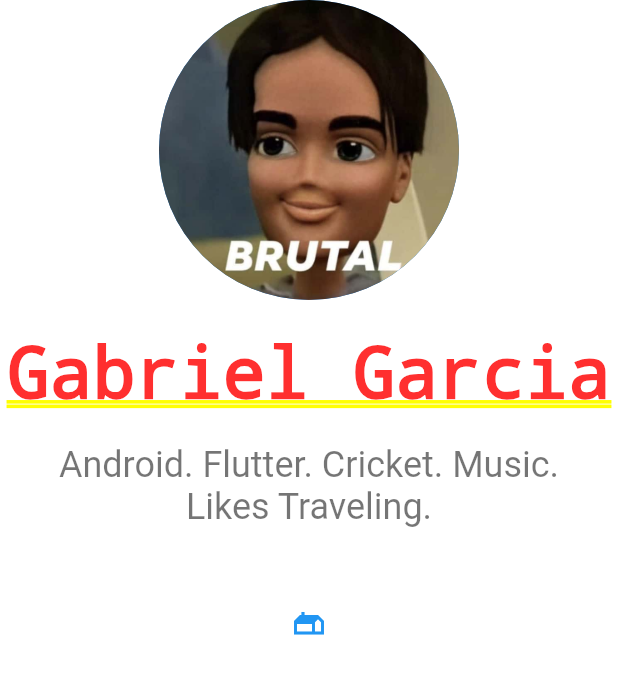
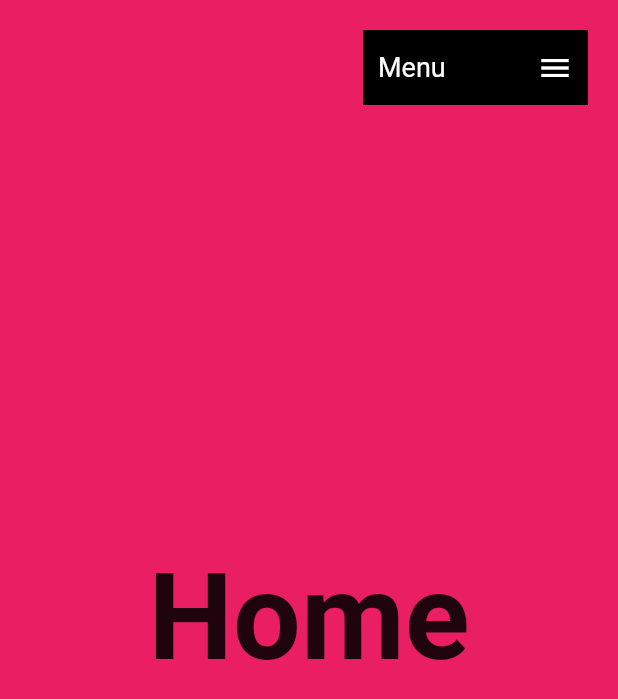
Before and after one commit to GbrielGarcia/web_responsive, a Flutter app: the screen it shows after launch, on a phone screen of 412 x 824 dp. Shown: the top 699 px of the screen. Run offline on Flutter 3.47's test engine with Material 2 defaults, Android fonts, the phone set to English and light mode, and no system bars; our stand-ins replace animated_splash_screen, fluro, google_fonts.

Commit message:
flutter web, routes

```diff
--- /dev/null
+++ b/lib/config/assets/assets.dart
@@ -0,0 +1,4 @@
+class Assets {
+  static const splasIcon = 'img/welder.jpg';
+  static const avatar = 'assets/img/avatar.jpg';
+}
--- a/lib/config/utils/routes/routes.dart
+++ b/lib/config/utils/routes/routes.dart
@@ -1,8 +1,13 @@
-import 'package:flutter/material.dart';
-import 'package:web_responsive_ui/pages/about_pages.dart';
+import 'package:fluro/fluro.dart';
+import 'package:web_responsive_ui/config/utils/routes/routes_handlers.dart';
 
-Map<String, WidgetBuilder> getAplicationRoutes() {
-  return <String, WidgetBuilder>{
-    '/': (BuildContext context) => AboutPages(),
-  };
+class Flurorouter{
+  static final FluroRouter router = new FluroRouter();
+
+  static void configureRoutes(){
+    //Rutas
+    router.define('/:page', handler: homeHandler);
+    // 404
+    router.notFoundHandler = homeHandler;
+  }
 }
--- /dev/null
+++ b/lib/config/utils/routes/routes_handlers.dart
@@ -0,0 +1,6 @@
+import 'package:fluro/fluro.dart';
+import 'package:web_responsive_ui/pages/home/home.dart';
+
+final homeHandler = Handler(handlerFunc: (context, params) {
+  return HomePage();
+});
--- a/lib/main.dart
+++ b/lib/main.dart
@@ -4,14 +4,27 @@ import 'config/utils/routes/routes.dart';
 
 void main() => runApp(MyApp());
 
-class MyApp extends StatelessWidget {
+class MyApp extends StatefulWidget {
+  @override
+  _MyAppState createState() => _MyAppState();
+}
+
+class _MyAppState extends State<MyApp> {
+
+  @override
+  void initState() {
+    // TODO: implement initState
+    super.initState();
+    Flurorouter.configureRoutes();
+  }
+
   @override
   Widget build(BuildContext context) {
     return MaterialApp(
       title: 'Material App',
       debugShowCheckedModeBanner: false,
-      initialRoute: '/',
-      routes: getAplicationRoutes(),
+      initialRoute: '/home',
+      onGenerateRoute: Flurorouter.router.generator,
     );
   }
 }
--- a/lib/pages/about_pages.dart
+++ /dev/null
@@ -1,56 +0,0 @@
-import 'package:flutter/material.dart';
-
-class AboutPages extends StatefulWidget {
-  const AboutPages({Key? key}) : super(key: key);
-
-  @override
-  _AboutPagesState createState() => _AboutPagesState();
-}
-
-class _AboutPagesState extends State<AboutPages> {
-  @override
-  Widget build(BuildContext context) {
-    return SingleChildScrollView(
-      child: Center(
-        child: Padding(
-          padding: EdgeInsets.only(bottom: 16.0),
-          child: Column(
-            crossAxisAlignment: CrossAxisAlignment.center,
-            children: <Widget>[
-              CircleAvatar(
-                radius: 100,
-                backgroundImage: AssetImage('assets/img/avatar.jpg'),
-              ),
-              SizedBox(
-                height: 20,
-              ),
-              Text('Gabriel Garcia'),
-              SizedBox(
-                height: 20,
-              ),
-              Text(
-                'Android. Flutter. Cricket. Music.\nLikes Traveling.',
-                style: Theme.of(context).textTheme.caption,
-                textScaleFactor: 2,
-                textAlign: TextAlign.center,
-              ),
-              SizedBox(
-                height: 40,
-              ),
-              Row(
-                mainAxisAlignment: MainAxisAlignment.center,
-                crossAxisAlignment: CrossAxisAlignment.center,
-                children: <Widget>[
-                  TextButton(
-                    child: Icon(Icons.gite),
-                    onPressed: () {},
-                  )
-                ],
-              ),
-            ],
-          ),
-        ),
-      ),
-    );
-  }
-}
--- /dev/null
+++ b/lib/pages/home/home.dart
@@ -0,0 +1,53 @@
+import 'package:flutter/material.dart';
+import 'package:web_responsive_ui/pages/shared/menu/custom_app_menu.dart';
+import 'package:web_responsive_ui/pages/views/LocationView.dart';
+import 'package:web_responsive_ui/pages/views/about_view.dart';
+import 'package:web_responsive_ui/pages/views/contact_view.dart';
+import 'package:web_responsive_ui/pages/views/home_view.dart';
+
+class HomePage extends StatelessWidget {
+  const HomePage({Key? key}) : super(key: key);
+
+  @override
+  Widget build(BuildContext context) {
+    return Scaffold(
+      body: Container(
+        decoration: buildBoxDecoration(),
+        child: Stack(
+          children: [
+            HomeBody(),
+            Positioned(
+              right: 20,
+              top: 20,
+              child: CustomAppMenu(),
+            )
+          ],
+        ),
+      ),
+    );
+  }
+
+  BoxDecoration buildBoxDecoration() => BoxDecoration(
+      gradient: LinearGradient(
+          colors: [Colors.pink, Colors.purpleAccent],
+          begin: Alignment.topCenter,
+          end: Alignment.bottomCenter,
+          stops: [0.5, 0.5]));
+}
+
+class HomeBody extends StatelessWidget {
+  const HomeBody({Key? key}) : super(key: key);
+
+  @override
+  Widget build(BuildContext context) {
+    return PageView(
+      scrollDirection: Axis.vertical,
+      children: [
+        HomeView(),
+        AboutView(),
+        ContactView(),
+        LocationView(),
+      ],
+    );
+  }
+}
--- /dev/null
+++ b/lib/pages/shared/menu/custom_app_menu.dart
@@ -0,0 +1,45 @@
+import 'package:flutter/material.dart';
+import 'package:google_fonts/google_fonts.dart';
+
+class CustomAppMenu extends StatefulWidget {
+  const CustomAppMenu({Key? key}) : super(key: key);
+
+  @override
+  _CustomAppMenuState createState() => _CustomAppMenuState();
+}
+
+class _CustomAppMenuState extends State<CustomAppMenu> {
+  bool isOpen = false;
+  @override
+  Widget build(BuildContext context) {
+    return MouseRegion(
+      cursor: SystemMouseCursors.click,
+      child: GestureDetector(
+        onTap: () {
+          setState(() {
+            isOpen = !isOpen;
+          });
+        },
+        child: Container(
+          padding: EdgeInsets.symmetric(horizontal: 10),
+          width: 150,
+          height: 50,
+          color: Colors.black,
+          child: Row(
+            children: [
+              AnimatedContainer(
+                duration: Duration(milliseconds: 200),
+                curve: Curves.easeInOut,
+                width: isOpen ? 50 : 0,
+              ),
+              Text('Menu',
+                  style: GoogleFonts.roboto(color: Colors.white, fontSize: 18)),
+              Spacer(),
+              Icon(Icons.menu, color: Colors.white)
+            ],
+          ),
+        ),
+      ),
+    );
+  }
+}
--- /dev/null
+++ b/lib/pages/views/home_view.dart
@@ -0,0 +1,25 @@
+import 'package:flutter/material.dart';
+import 'package:google_fonts/google_fonts.dart';
+
+class HomeView extends StatelessWidget {
+  const HomeView({Key? key}) : super(key: key);
+
+  @override
+  Widget build(BuildContext context) {
+    return Container(
+      color: Colors.pink,
+      child: Center(
+        child: FittedBox(
+          fit: BoxFit.contain,
+          child: Text(
+            'Home',
+            style: GoogleFonts.montserratAlternates(
+              fontSize: 80,
+              fontWeight: FontWeight.bold,
+            ),
+          ),
+        ),
+      ),
+    );
+  }
+}
--- a/pubspec.yaml
+++ b/pubspec.yaml
@@ -9,11 +9,14 @@ environment:
   sdk: ">=2.12.0 <3.0.0"
 
 dependencies:
+  animated_splash_screen: ^1.1.0
   avatar_view: ^1.0.1
+  fluro: ^2.0.3
   flutter:
     sdk: flutter
   flutter_test:
     sdk: flutter
+  google_fonts: ^2.1.0
 
 flutter:
   uses-material-design: true
```
Also changed, not shown: lib/pages/splash/splash.dart (added, +20 -0 lines), lib/pages/views/LocationView.dart (added, +25 -0 lines), lib/pages/views/about_view.dart (added, +25 -0 lines), lib/pages/views/contact_view.dart (added, +25 -0 lines), assets/img/welder.jpg (added), pubspec.lock, 6 other files.
